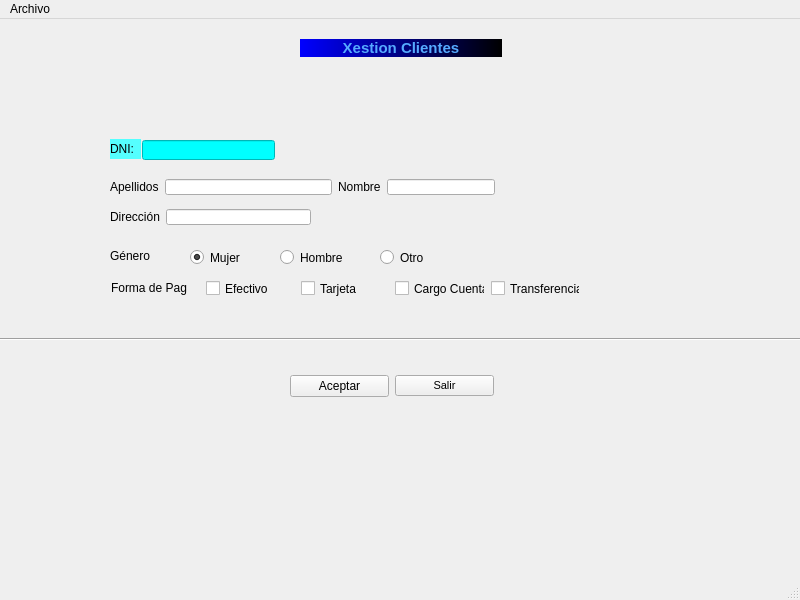
Above: window.ui from RadicalKill/fernandezserra before the change. Below: the same form after it.
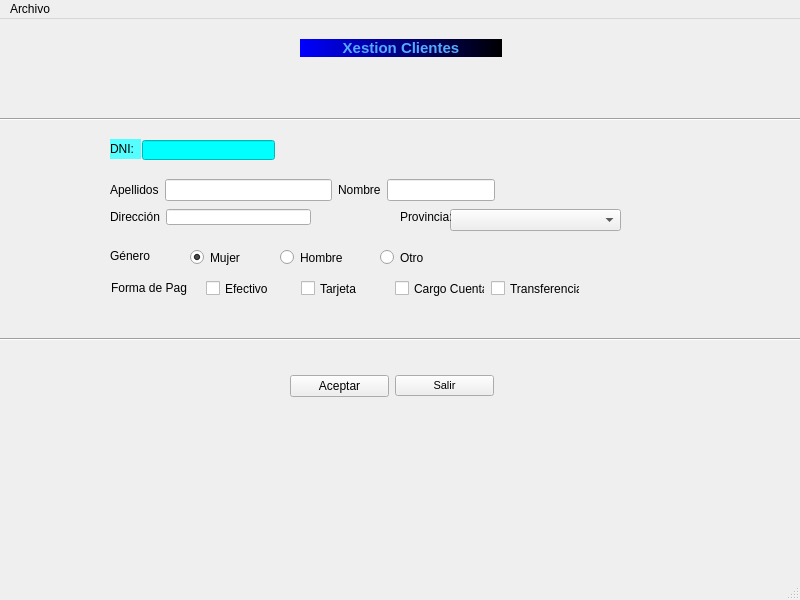
That is the form after the change.

Patch:
```diff
--- a/window.ui
+++ b/window.ui
@@ -54,7 +54,7 @@
       <x>110</x>
       <y>160</y>
       <width>385</width>
-      <height>16</height>
+      <height>22</height>
      </rect>
     </property>
     <layout class="QHBoxLayout" name="horizontalLayout">
@@ -274,6 +274,42 @@
      <string notr="true">rbtGroupPago</string>
     </attribute>
    </widget>
+   <widget class="Line" name="line_2">
+    <property name="geometry">
+     <rect>
+      <x>-10</x>
+      <y>90</y>
+      <width>851</width>
+      <height>20</height>
+     </rect>
+    </property>
+    <property name="orientation">
+     <enum>Qt::Horizontal</enum>
+    </property>
+   </widget>
+   <widget class="QComboBox" name="comboBox">
+    <property name="geometry">
+     <rect>
+      <x>450</x>
+      <y>190</y>
+      <width>171</width>
+      <height>22</height>
+     </rect>
+    </property>
+   </widget>
+   <widget class="QLabel" name="label">
+    <property name="geometry">
+     <rect>
+      <x>400</x>
+      <y>190</y>
+      <width>51</width>
+      <height>16</height>
+     </rect>
+    </property>
+    <property name="text">
+     <string>Provincia:</string>
+    </property>
+   </widget>
    <widget class="QLineEdit" name="txtDNI">
     <property name="geometry">
      <rect>
```
